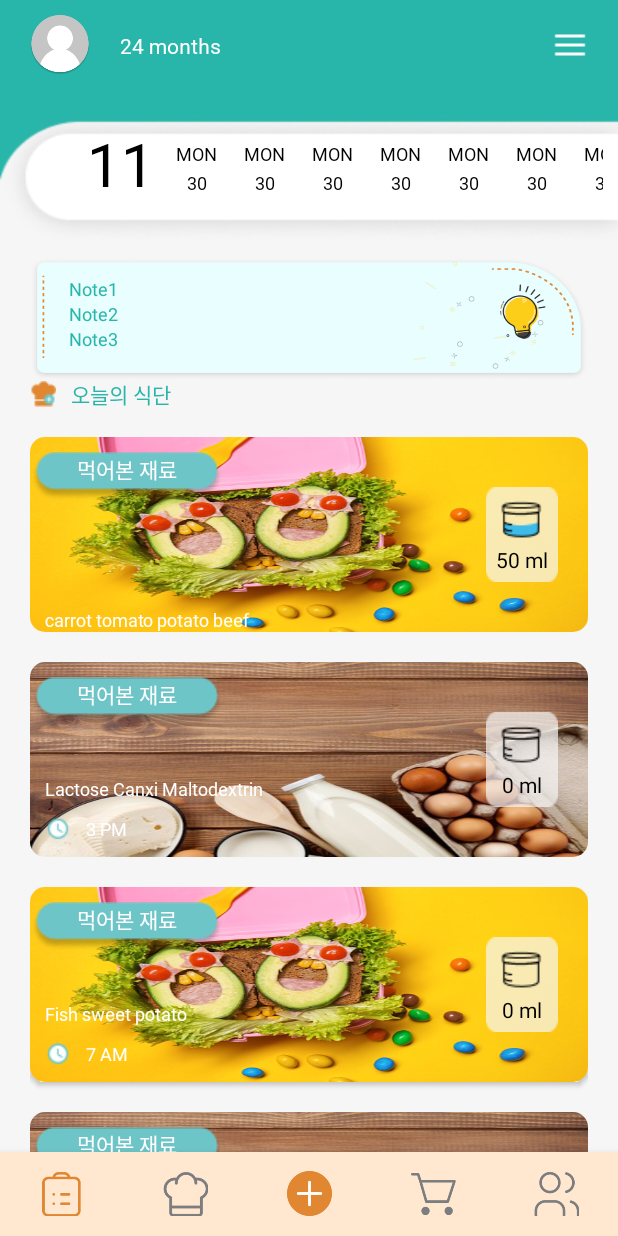
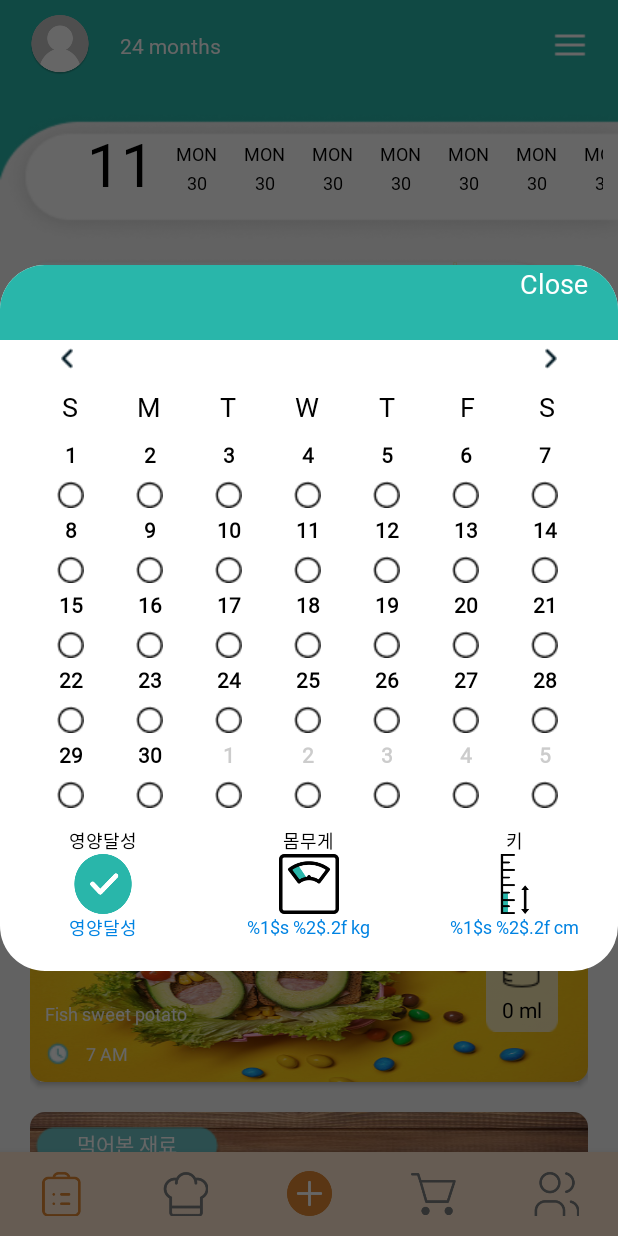
Before and after one commit to heocon8319/cube, an Android app: the TodayFragment screen opened directly, with no data from a screen before it, after a tap on "11", on a phone screen of 412 x 824 dp. Run offline under Robolectric (Android 15) with nearby library versions, the phone set to English and light mode, and no system bars; libraries missing offline, so code that uses them is left out: com.github.mikephil.charting; pictures from the network do not load; 39 statements that could not run were skipped.

Commit message:
Dialog summary calendar

```diff
--- a/app/src/main/java/com/brickmate/cube/ui/custom/customcalendar/CustomCalendarView.kt
+++ b/app/src/main/java/com/brickmate/cube/ui/custom/customcalendar/CustomCalendarView.kt
@@ -24,7 +24,7 @@ class CalendarView : LinearLayout {
     private var dateFormat: String? = null
 
     // current displayed month
-    private val currentDate: Calendar = Calendar.getInstance()
+    private var currentDate: Calendar = Calendar.getInstance()
 
     // list date is selected
     private var listSelected = ArrayList<Date>()
@@ -36,6 +36,11 @@ class CalendarView : LinearLayout {
 
     constructor(context: Context, attrs: AttributeSet?, defStyleAttr: Int) : super(context, attrs, defStyleAttr) {
         initControl(context, attrs)
+    }
+
+    fun setCalendar(calendar : Calendar){
+        currentDate = calendar
+        updateCalendar()
     }
 
     /**
--- a/app/src/main/java/com/brickmate/cube/ui/custom/singlerowcalendar/utils/DateUtils.kt
+++ b/app/src/main/java/com/brickmate/cube/ui/custom/singlerowcalendar/utils/DateUtils.kt
@@ -130,4 +130,10 @@ object DateUtils {
         return if (includeCurrentDate) pastList + cal.time + futureList else pastList + futureList
     }
 
+    fun toCalendar(date: Date?): Calendar? {
+        val cal = Calendar.getInstance()
+        cal.time = date
+        return cal
+    }
+
 }
--- a/app/src/main/java/com/brickmate/cube/ui/main/view/TodayFragment.kt
+++ b/app/src/main/java/com/brickmate/cube/ui/main/view/TodayFragment.kt
@@ -18,6 +18,7 @@ import com.brickmate.cube.ui.custom.singlerowcalendar.selection.CalendarSelectio
 import com.brickmate.cube.ui.custom.singlerowcalendar.utils.DateUtils
 import com.brickmate.cube.ui.main.adapter.TodayMealAdapter
 import com.brickmate.cube.ui.main.view.dialog.TodayMeasureHistoryDialog
+import com.brickmate.cube.ui.main.view.dialog.TodaySummaryCalendarDialog
 import com.brickmate.cube.utils.TAG
 import com.brickmate.cube.utils.toast
 import com.github.mikephil.charting.data.RadarData
@@ -52,6 +53,7 @@ class TodayFragment : BaseFragment() {
 
     private val calendar = Calendar.getInstance()
     private var currentMonth = 0
+    private var dateSelected = Date()
 
     private val scores = SparseIntArray(5)
     private val entries: ArrayList<RadarEntry> = ArrayList()
@@ -122,11 +124,13 @@ class TodayFragment : BaseFragment() {
         val rowCalendarChangesObserver = object :
             CalendarChangesObserver {
             override fun whenSelectionChanged(isSelected: Boolean, position: Int, date: Date) {
+                dateSelected = date
                 clRowCalendar.tvMonth.text = DateUtils.getMonthNumber(date)
                 super.whenSelectionChanged(isSelected, position, date)
             }
 
             override fun whenWeekMonthYearChanged(weekNumber: String, monthNumber: String, monthName: String, year: String, date: Date) {
+                dateSelected = date
                 clRowCalendar.tvMonth.text = DateUtils.getMonthNumber(date)
                 super.whenWeekMonthYearChanged(weekNumber, monthNumber, monthName, year, date)
             }
@@ -280,6 +284,9 @@ class TodayFragment : BaseFragment() {
         clRowCalendar.tvMonth.setOnClickListener {
             //show dialog calendar
 
+            val fragDes = TodaySummaryCalendarDialog.newInstance()
+            fragDes.setCalendar(dateSelected)
+            fragDes.show(activity.supportFragmentManager, fragDes.TAG())
         }
         clTodayGraph.mChart.setOnClickListener {
             val fragDes = TodayNutriSummaryFragment.newInstance()
--- a/app/src/main/java/com/brickmate/cube/ui/main/view/dialog/TodayMeasureHistoryDialog.kt
+++ b/app/src/main/java/com/brickmate/cube/ui/main/view/dialog/TodayMeasureHistoryDialog.kt
@@ -15,6 +15,7 @@ import com.brickmate.cube.ui.main.view.TodayMeasureHistoryFragment
 import com.google.android.material.tabs.TabLayout
 import com.google.android.material.tabs.TabLayout.OnTabSelectedListener
 import kotlinx.android.synthetic.main.dialog_today_measure_history.*
+import java.util.*
 
 
 class TodayMeasureHistoryDialog : DialogFragment() {
@@ -52,7 +53,7 @@ class TodayMeasureHistoryDialog : DialogFragment() {
         params.width = ViewGroup.LayoutParams.WRAP_CONTENT
         params.height = ViewGroup.LayoutParams.WRAP_CONTENT
         dialog!!.window!!.attributes = params as WindowManager.LayoutParams
-        dialog!!.window!!.setBackgroundDrawable(ColorDrawable(Color.TRANSPARENT));
+        dialog!!.window!!.setBackgroundDrawable(ColorDrawable(Color.TRANSPARENT))
     }
 
     private fun initListener(adapter: TodayMeasureHistoryAdapter) {
@@ -69,6 +70,10 @@ class TodayMeasureHistoryDialog : DialogFragment() {
 
             override fun onTabReselected(tab: TabLayout.Tab) {}
         })
+
+        ivArrowBack.setOnClickListener {
+            dismiss()
+        }
     }
 
     companion object {
--- /dev/null
+++ b/app/src/main/java/com/brickmate/cube/ui/main/view/dialog/TodaySummaryCalendarDialog.kt
@@ -0,0 +1,55 @@
+package com.brickmate.cube.ui.main.view.dialog
+
+import android.graphics.Color
+import android.graphics.drawable.ColorDrawable
+import android.os.Bundle
+import android.view.LayoutInflater
+import android.view.View
+import android.view.ViewGroup
+import android.view.WindowManager
+import androidx.fragment.app.DialogFragment
+import com.brickmate.cube.R
+import com.brickmate.cube.ui.custom.singlerowcalendar.utils.DateUtils
+import kotlinx.android.synthetic.main.dialog_today_summary_calendar.*
+import java.util.*
+
+class TodaySummaryCalendarDialog : DialogFragment() {
+
+    private var dateSelected = Date()
+
+    override fun onCreateView(inflater: LayoutInflater, container: ViewGroup?, savedInstanceState: Bundle?): View? {
+        return inflater.inflate(R.layout.dialog_today_summary_calendar, container, false)
+    }
+
+    override fun onViewCreated(view: View, savedInstanceState: Bundle?) {
+        super.onViewCreated(view, savedInstanceState)
+
+        initListener()
+    }
+
+    override fun onResume() {
+        super.onResume()
+        val params: ViewGroup.LayoutParams = dialog!!.window!!.attributes
+        params.width = ViewGroup.LayoutParams.WRAP_CONTENT
+        params.height = ViewGroup.LayoutParams.WRAP_CONTENT
+        dialog!!.window!!.attributes = params as WindowManager.LayoutParams
+        dialog!!.window!!.setBackgroundDrawable(ColorDrawable(Color.TRANSPARENT))
+
+        val calendar = DateUtils.toCalendar(dateSelected)
+        calendar?.let { cvCustomCalendar.setCalendar(it) }
+    }
+
+    private fun initListener(){
+        tvClose.setOnClickListener {
+            dismiss()
+        }
+    }
+
+    fun setCalendar(date: Date){
+        dateSelected = date
+    }
+
+    companion object {
+        fun newInstance(): TodaySummaryCalendarDialog = TodaySummaryCalendarDialog()
+    }
+}
--- /dev/null
+++ b/app/src/main/res/layout/dialog_today_summary_calendar.xml
@@ -0,0 +1,144 @@
+<?xml version="1.0" encoding="utf-8"?>
+<androidx.constraintlayout.widget.ConstraintLayout xmlns:android="http://schemas.android.com/apk/res/android"
+    xmlns:app="http://schemas.android.com/apk/res-auto"
+    android:layout_width="match_parent"
+    android:layout_height="wrap_content"
+    android:background="@drawable/bg_dialog"
+    android:paddingBottom="@dimen/margin_normal"
+    android:maxHeight="@dimen/dialog_max_height">
+
+    <View
+        android:id="@+id/clTop"
+        android:layout_width="match_parent"
+        android:layout_height="@dimen/top_dialog_height"
+        android:background="@drawable/bg_top_dialog"
+        app:layout_constraintLeft_toLeftOf="parent"
+        app:layout_constraintRight_toRightOf="parent"
+        app:layout_constraintTop_toTopOf="parent" />
+
+    <TextView
+        android:id="@+id/tvClose"
+        style="@style/title_medium"
+        android:layout_width="wrap_content"
+        android:layout_height="wrap_content"
+        android:layout_marginRight="@dimen/margin_normal"
+        android:text="@string/dialog_calendar_text_close"
+        android:textColor="@color/white"
+        android:textSize="@dimen/title_small_size"
+        app:layout_constraintRight_toRightOf="parent"
+        app:layout_constraintTop_toTopOf="parent" />
+
+    <com.brickmate.cube.ui.custom.customcalendar.CalendarView
+        android:id="@+id/cvCustomCalendar"
+        android:layout_width="0dp"
+        android:layout_height="wrap_content"
+        android:paddingBottom="@dimen/margin_small"
+        app:layout_constraintLeft_toLeftOf="parent"
+        app:layout_constraintRight_toRightOf="parent"
+        app:layout_constraintTop_toBottomOf="@id/clTop"
+        app:layout_constraintWidth_percent="0.9" />
+
+    <LinearLayout
+        android:id="@+id/llNutrition"
+        android:layout_width="0dp"
+        android:layout_height="wrap_content"
+
+        android:gravity="center"
+        android:orientation="vertical"
+        app:layout_constraintEnd_toStartOf="@+id/llWeight"
+        app:layout_constraintHorizontal_bias="0.5"
+        app:layout_constraintStart_toStartOf="parent"
+        app:layout_constraintTop_toBottomOf="@id/cvCustomCalendar">
+
+        <TextView
+            style="@style/title_medium"
+            android:layout_width="wrap_content"
+            android:layout_height="wrap_content"
+            android:text="@string/dialog_calendar_text_nutrition"
+            android:textColor="@color/black"
+            android:textSize="@dimen/text_icon_calendar_size" />
+
+        <ImageView
+            android:layout_width="@dimen/icon_calendar_dialog_height"
+            android:layout_height="@dimen/icon_calendar_dialog_height"
+            android:src="@drawable/ic_calendar_check" />
+
+        <TextView
+            android:id="@+id/tvCountDay"
+            style="@style/title_medium"
+            android:layout_width="wrap_content"
+            android:layout_height="wrap_content"
+            android:text="@string/dialog_calendar_text_nutrition"
+            android:textColor="@color/light_blue"
+            android:textSize="@dimen/text_icon_calendar_size" />
+    </LinearLayout>
+
+    <LinearLayout
+        android:id="@+id/llWeight"
+        android:layout_width="0dp"
+        android:layout_height="wrap_content"
+        android:gravity="center"
+        android:orientation="vertical"
+        app:layout_constraintEnd_toStartOf="@+id/llHeight"
+        app:layout_constraintHorizontal_bias="0.5"
+        app:layout_constraintStart_toEndOf="@+id/llNutrition"
+        app:layout_constraintTop_toTopOf="@id/llNutrition">
+
+        <TextView
+            style="@style/title_medium"
+            android:layout_width="wrap_content"
+            android:layout_height="wrap_content"
+            android:text="@string/dialog_calendar_text_weight"
+            android:textColor="@color/black"
+            android:textSize="@dimen/text_icon_calendar_size" />
+
+        <ImageView
+            android:layout_width="@dimen/icon_calendar_dialog_height"
+            android:layout_height="@dimen/icon_calendar_dialog_height"
+            android:src="@drawable/ic_calendar_weight" />
+
+        <TextView
+            android:id="@+id/tvWeight"
+            style="@style/title_medium"
+            android:layout_width="wrap_content"
+            android:layout_height="wrap_content"
+            android:text="@string/dialog_calendar_text_value_weight"
+            android:textColor="@color/light_blue"
+            android:textSize="@dimen/text_icon_calendar_size" />
+    </LinearLayout>
+
+    <LinearLayout
+        android:id="@+id/llHeight"
+        android:layout_width="0dp"
+        android:layout_height="wrap_content"
+        android:gravity="center"
+        android:orientation="vertical"
+        app:layout_constraintEnd_toEndOf="parent"
+        app:layout_constraintHorizontal_bias="0.5"
+        app:layout_constraintStart_toEndOf="@+id/llWeight"
+        app:layout_constraintTop_toTopOf="@id/llWeight">
+
+        <TextView
+            style="@style/title_medium"
+            android:layout_width="wrap_content"
+            android:layout_height="wrap_content"
+            android:text="@string/dialog_calendar_text_height"
+            android:textColor="@color/black"
+            android:textSize="@dimen/text_icon_calendar_size" />
+
+        <ImageView
+            android:layout_width="@dimen/icon_calendar_dialog_height"
+            android:layout_height="@dimen/icon_calendar_dialog_height"
+            android:src="@drawable/ic_calendar_height" />
+
+        <TextView
+            android:id="@+id/tvHeight"
+            style="@style/title_medium"
+            android:layout_width="wrap_content"
+            android:layout_height="wrap_content"
+            android:text="@string/dialog_calendar_text_value_height"
+            android:textColor="@color/light_blue"
+            android:textSize="@dimen/text_icon_calendar_size" />
+    </LinearLayout>
+
+</androidx.constraintlayout.widget.ConstraintLayout>
--- a/app/src/main/res/layout/fragment_today_nutri_summary.xml
+++ b/app/src/main/res/layout/fragment_today_nutri_summary.xml
@@ -192,17 +192,6 @@
                 app:layout_constraintRight_toRightOf="parent"
                 app:layout_constraintTop_toBottomOf="@id/clSection3" />
 
-            <com.brickmate.cube.ui.custom.customcalendar.CalendarView
-                android:id="@+id/cvCustomCalendar"
-                android:layout_width="match_parent"
-                android:layout_height="@dimen/custom_calendar_height"
-                android:layout_marginHorizontal="@dimen/margin_large"
-                android:visibility="gone"
-                app:layout_constraintBottom_toTopOf="@id/vBottom"
-                app:layout_constraintLeft_toLeftOf="parent"
-                app:layout_constraintRight_toRightOf="parent"
-                app:layout_constraintTop_toBottomOf="@id/clSection3" />
-
             <View
                 android:id="@+id/vBottom"
                 android:layout_width="wrap_content"
--- a/app/src/main/res/layout/layout_custom_calendar.xml
+++ b/app/src/main/res/layout/layout_custom_calendar.xml
@@ -8,8 +8,7 @@
     <RelativeLayout
         android:layout_width="match_parent"
         android:layout_height="wrap_content"
-        android:paddingHorizontal="@dimen/margin_normal"
-        android:paddingVertical="@dimen/margin_small">
+        android:paddingHorizontal="@dimen/margin_normal">
 
         <!-- prev button -->
         <ImageView
@@ -129,6 +128,5 @@
         android:layout_width="match_parent"
         android:layout_height="match_parent"
         android:gravity="center_horizontal"
-        android:layout_marginTop="@dimen/margin_normal"
         android:numColumns="7" />
 </LinearLayout>
--- a/app/src/main/res/values/colors.xml
+++ b/app/src/main/res/values/colors.xml
@@ -24,10 +24,6 @@
     <color name="background">#F6F6F6</color>
     <color name="bg_navigation_bar">#FFE7D0</color>
     <color name="tahiti_gold">#F0830A</color>
-    <color name="light_blue_600">#FF039BE5</color>
-    <color name="light_blue_900">#FF01579B</color>
-    <color name="light_blue_A200">#FF40C4FF</color>
-    <color name="light_blue_A400">#FF00B0FF</color>
-    <color name="black_overlay">#66000000</color>
+    <color name="light_blue">#0083E2</color>
     <color name="light_gray">#CCCCCC</color>
 </resources>
--- a/app/src/main/res/values/dimens.xml
+++ b/app/src/main/res/values/dimens.xml
@@ -35,12 +35,11 @@
     <dimen name="icon_add_minus_height">25dp</dimen>
     <dimen name="nutri_section_height">35dp</dimen>
     <dimen name="header_date_height">40dp</dimen>
-    <dimen name="custom_calendar_height">450dp</dimen>
+    <dimen name="custom_calendar_height">400dp</dimen>
     <dimen name="dialog_max_height">600dp</dimen>
-    <dimen name="dialog_min_tab_width">300dp</dimen>
-    <dimen name="dialog_max_width">300dp</dimen>
     <dimen name="dialog_radius">30dp</dimen>
     <dimen name="top_dialog_height">50dp</dimen>
+    <dimen name="icon_calendar_dialog_height">40dp</dimen>
 
 
     //Text Size
@@ -54,5 +53,6 @@
     <dimen name="today_note_size">12dp</dimen>
     <dimen name="process_bar_size">12dp</dimen>
     <dimen name="calendar_size">14dp</dimen>
+    <dimen name="text_icon_calendar_size">12dp</dimen>
 
 </resources>
--- a/app/src/main/res/values/strings.xml
+++ b/app/src/main/res/values/strings.xml
@@ -116,6 +116,17 @@
     <string name="dialog_measure_history_text_monthly">월</string>
     <string name="dialog_measure_history_text_height">신장</string>
     <string name="dialog_measure_history_text_weight">몸무게</string>
+    <string name="dialog_measure_history_text_value_height">%2$.2f cm</string>
+    <string name="dialog_measure_history_text_value_weight">%2$.2f kg</string>
+
+    // Dialog calendar
+    <string name="dialog_calendar_text_close">Close</string>
+    <string name="dialog_calendar_text_value_height">%1$s %2$.2f cm</string>
+    <string name="dialog_calendar_text_value_weight">%1$s %2$.2f kg</string>
+    <string name="dialog_calendar_text_height">키</string>
+    <string name="dialog_calendar_text_weight">몸무게</string>
+    <string name="dialog_calendar_text_nutrition">영양달성</string>
+
 
     <!-- TODO: Remove or change this placeholder text -->
     <string name="hello_blank_fragment">Hello blank fragment</string>
```
Also changed, not shown: app/src/main/res/drawable/ic_calendar_check.png (added), app/src/main/res/drawable/ic_calendar_height.png (added), app/src/main/res/drawable/ic_calendar_weight.png (added).
